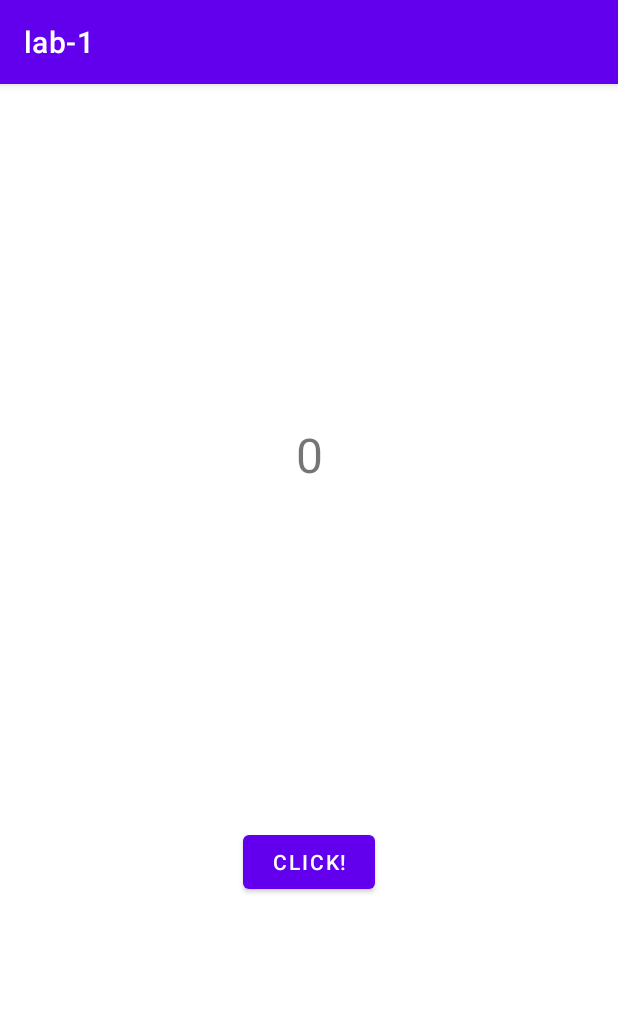
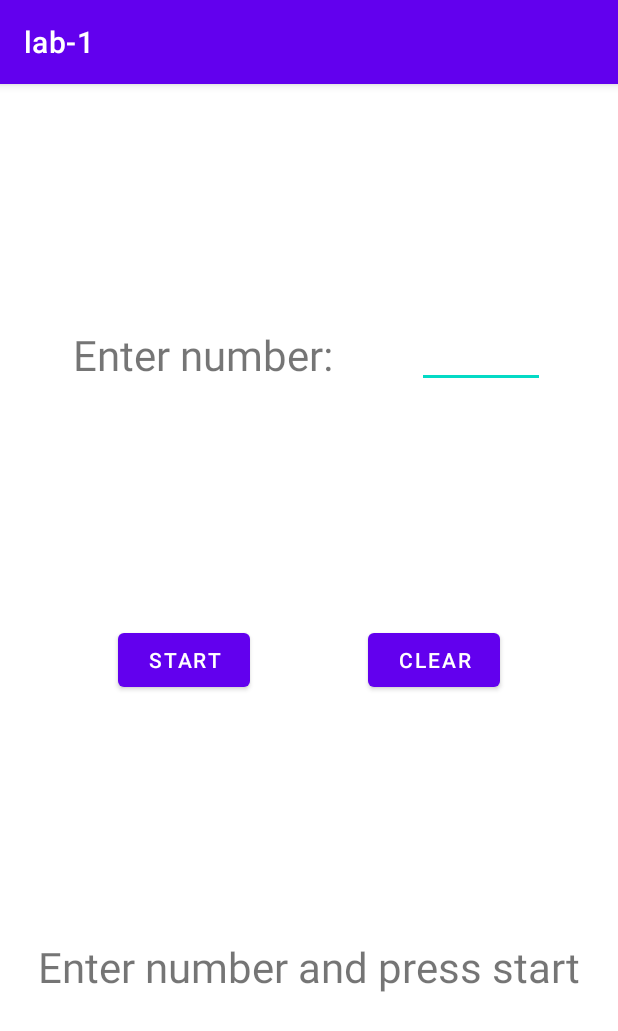
Before and after one commit to belgad/mobile-development, an Android app: the screen it shows after launch (MainActivity), on a phone screen of 412 x 824 dp. Shown: the top 1031 px of the screen. Run offline under Robolectric (Android 15) with nearby library versions, the phone set to English and light mode, and no system bars.

Commit message:
Additional task

```diff
--- a/lab1/app/src/main/java/com/example/lab_1/MainActivity.kt
+++ b/lab1/app/src/main/java/com/example/lab_1/MainActivity.kt
@@ -3,17 +3,40 @@ package com.example.lab_1
 import androidx.appcompat.app.AppCompatActivity
 import android.os.Bundle
 import android.widget.Button
+import android.widget.EditText
 import android.widget.TextView
+import kotlin.math.pow
 
 class MainActivity : AppCompatActivity() {
     override fun onCreate(savedInstanceState: Bundle?) {
         super.onCreate(savedInstanceState)
         setContentView(R.layout.activity_main)
-        val textView = findViewById<TextView>(R.id.textview)
-        var counter = 0
-        textView.text = counter.toString()
+
+        var step = 0
+        var num: kotlin.Double = 0.0
+        var ans: kotlin.Double = 1.0
+        var now: kotlin.Double = 1.0
+
         findViewById<Button>(R.id.button).setOnClickListener {
-            textView.text = (++counter).toString()
+            if (step == 0) {
+                num = ("0" + findViewById<EditText>(R.id.edittextnumber).text.toString()).toDouble()
+                findViewById<TextView>(R.id.button).text = "Next step"
+                findViewById<TextView>(R.id.answer).text = "1.0"
+                ++step
+            } else {
+                now *= num / step
+                ans += now
+                findViewById<TextView>(R.id.answer).text = ans.toString()
+                ++step
+            }
+        }
+        findViewById<Button>(R.id.button_clear).setOnClickListener {
+            step = 0
+            now = 1.0
+            ans = 1.0
+            findViewById<EditText>(R.id.edittextnumber).text.clear()
+            findViewById<TextView>(R.id.button).text = "Start"
+            findViewById<TextView>(R.id.answer).text = "Enter number and press start"
         }
     }
 }
--- a/lab1/app/src/main/res/layout/activity_main.xml
+++ b/lab1/app/src/main/res/layout/activity_main.xml
@@ -9,8 +9,19 @@
         android:id="@+id/textview"
         android:layout_width="wrap_content"
         android:layout_height="wrap_content"
-        android:textSize="32sp"
+        android:text="Enter number: "
+        android:textSize="28sp"
+        app:layout_constraintBottom_toTopOf="@id/button"
+        app:layout_constraintEnd_toStartOf="@id/edittextnumber"
         app:layout_constraintStart_toStartOf="parent"
+        app:layout_constraintTop_toTopOf="parent" />
+    <EditText
+        android:id="@+id/edittextnumber"
+        android:layout_width="wrap_content"
+        android:layout_height="wrap_content"
+        android:ems="4"
+        android:inputType="number"
+        app:layout_constraintStart_toEndOf="@id/textview"
         app:layout_constraintEnd_toEndOf="parent"
         app:layout_constraintTop_toTopOf="parent"
         app:layout_constraintBottom_toTopOf="@id/button"/>
@@ -18,9 +29,28 @@
         android:id="@+id/button"
         android:layout_width="wrap_content"
         android:layout_height="wrap_content"
-        android:text="Click!"
+        android:text="Start"
+        app:layout_constraintStart_toStartOf="parent"
+        app:layout_constraintEnd_toStartOf="@id/button_clear"
+        app:layout_constraintTop_toBottomOf="@id/textview"
+        app:layout_constraintBottom_toTopOf="@id/answer"/>
+    <Button
+        android:id="@+id/button_clear"
+        android:layout_width="wrap_content"
+        android:layout_height="wrap_content"
+        android:text="Clear"
+        app:layout_constraintStart_toEndOf="@id/button"
+        app:layout_constraintEnd_toEndOf="parent"
+        app:layout_constraintTop_toBottomOf="@id/textview"
+        app:layout_constraintBottom_toTopOf="@id/answer"/>
+    <TextView
+        android:id="@+id/answer"
+        android:layout_width="wrap_content"
+        android:layout_height="wrap_content"
+        android:text="Enter number and press start"
+        android:textSize="28sp"
         app:layout_constraintStart_toStartOf="parent"
         app:layout_constraintEnd_toEndOf="parent"
-        app:layout_constraintTop_toBottomOf="@id/textview"
+        app:layout_constraintTop_toBottomOf="@id/button"
         app:layout_constraintBottom_toBottomOf="parent"/>
 </androidx.constraintlayout.widget.ConstraintLayout>
```
